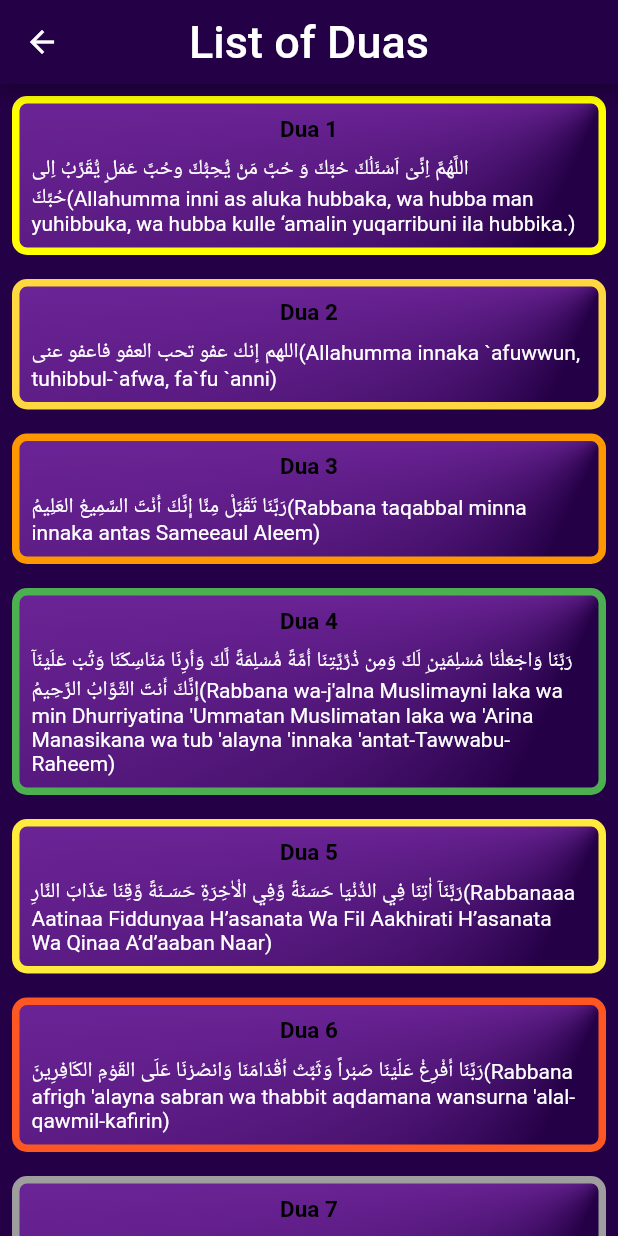
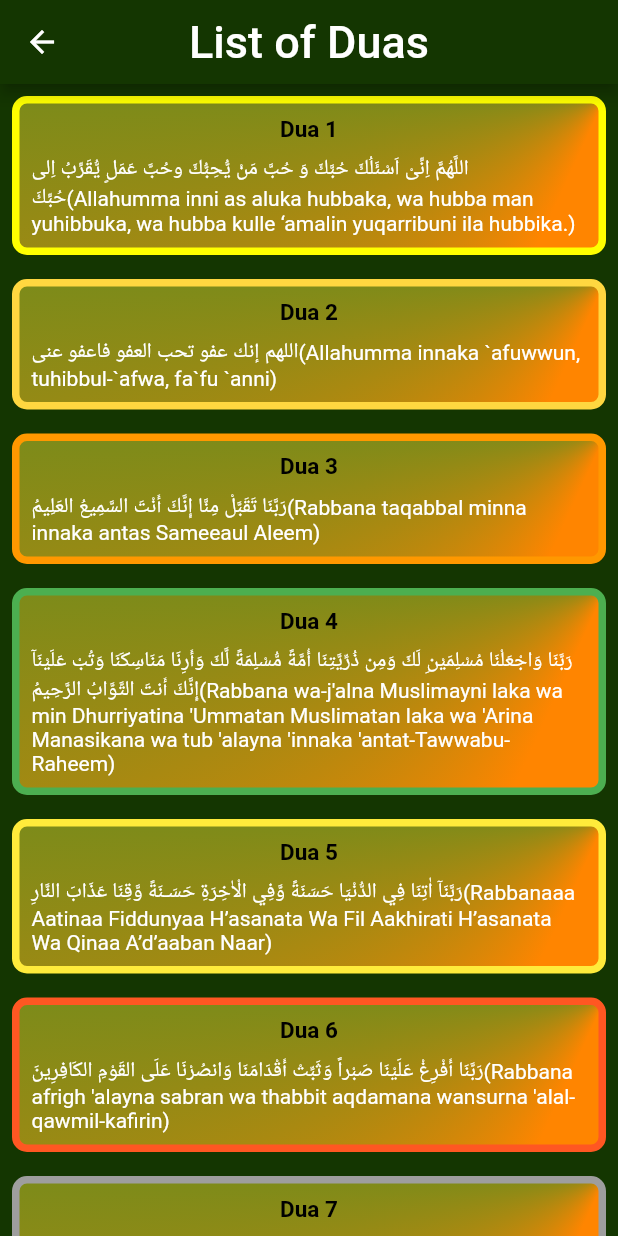
Before and after one commit to CPAD-Gazipur/Counter, a Flutter app: the SuraListView screen opened by its route, on a phone screen of 412 x 824 dp. Run offline on Flutter 3.47's test engine with Material 2 defaults, Android fonts, the light colour scheme and no system bars; our stand-ins replace animated_flip_counter, get.

Commit message:
UI Updated by Yeaseen Ahmed

```diff
--- a/lib/app/modules/home/controllers/home_controller.dart
+++ b/lib/app/modules/home/controllers/home_controller.dart
@@ -41,7 +41,7 @@ class HomeController extends GetxController {
     Colors.orangeAccent,
   ];
   static const List<String> duaList = [
-    "اَللَّهُمَّ إِنِّي أَسْأَلُكَ عِلْمًا نَافِعًا , وَ رِزْقًا طَيَّبًا , وَ عَمَلاً مُتَقَبَّلاً (Allahumma inni as’aluka ‘Ilman naafi’an, wa rizqan tayyiban, wa ‘amalan mutaqabbalan)",
+    "اَللَّهُمَّ إِنِّي أَسْأَلُكَ عِلْمًا نَافِعًا , وَ رِزْقًا طَيَّبًا , وَ عَمَلاً مُتَقَبَّلاً(Allahumma inni as’aluka ‘Ilman naafi’an, wa rizqan tayyiban, wa ‘amalan mutaqabbalan)",
     "اللَّهُمَّ اِنِّىْ اَسْئَلُكَ حُبَّكَ وَ حُبَّ مَنْ يُّحِبُّكَ وحُبَّ عَمَلٍ يُّقَرِّبُ اِلى حُبِّكَ(Allahumma inni as aluka hubbaka, wa hubba man yuhibbuka, wa hubba kulle ‘amalin yuqarribuni ila hubbika.)",
     "اللهم إنك عفو تحب العفو فاعفو عنى(Allahumma innaka `afuwwun, tuhibbul-`afwa, fa`fu `anni)",
     "رَبَّنَا تَقَبَّلْ مِنَّا إِنَّكَ أَنْتَ السَّمِيعُ العَلِيمُ(Rabbana taqabbal minna innaka antas Sameeaul Aleem)",
--- a/lib/app/modules/home/views/sura_list_view.dart
+++ b/lib/app/modules/home/views/sura_list_view.dart
@@ -8,7 +8,7 @@ class SuraListView extends GetView<HomeController> {
   @override
   Widget build(BuildContext context) {
     return Scaffold(
-      backgroundColor: Color(0xff240046),
+      backgroundColor: Color(0xff143601),
       appBar: AppBar(
         title: Text(
           'List of Duas',
@@ -17,7 +17,7 @@ class SuraListView extends GetView<HomeController> {
             fontSize: 30,
           ),
         ),
-        backgroundColor: Color(0xff240046),
+        backgroundColor: Color(0xff143601),
         centerTitle: true,
       ),
       body: SingleChildScrollView(
@@ -27,19 +27,12 @@ class SuraListView extends GetView<HomeController> {
               Padding(
                 padding: const EdgeInsets.all(8.0),
                 child: GestureDetector(
-                  //
-                  //
-                  //
                   onTap: () {
                     controller.selected.value = i;
                     Get.back();
                   },
-                  //
-                  //
-                  //
                   child: SingleChildScrollView(
                     child: Container(
-                      // height: 180,
                       child: Center(
                         child: Padding(
                           padding: const EdgeInsets.all(8.0),
@@ -73,8 +66,8 @@ class SuraListView extends GetView<HomeController> {
                           startAngle: 2,
                           endAngle: 5,
                           colors: const <Color>[
-                            Color(0xff240046),
-                            Color(0xff822faf),
+                            Color(0xffff8500),
+                            Color(0xff538d22),
                           ],
                           stops: const <double>[0.0, 0.5],
                         ),
```
Also changed, not shown: lib/app/modules/home/views/home_view.dart (+47 -49 lines), 6 other files.
